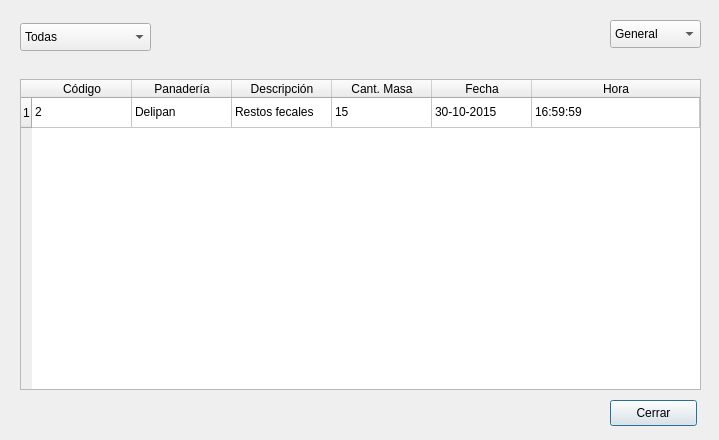
Above: src/ui/ui_forms/logbookdialog.ui from richin13/bollo before the change. Below: the same form after it.
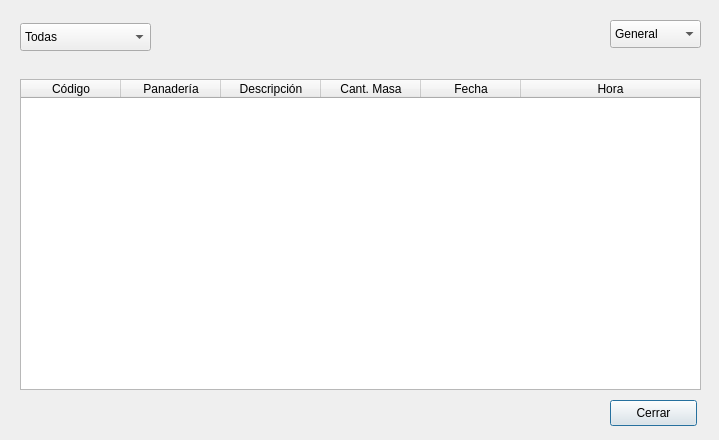
That is the form after the change. The open tabs and pages were chosen to show the change. Icons and pictures are not drawn.

```diff
--- a/src/ui/ui_forms/logbookdialog.ui
+++ b/src/ui/ui_forms/logbookdialog.ui
@@ -229,11 +229,6 @@
      <attribute name="horizontalHeaderStretchLastSection">
       <bool>true</bool>
      </attribute>
-     <row>
-      <property name="text">
-       <string>1</string>
-      </property>
-     </row>
      <column>
       <property name="text">
        <string>Código</string>
@@ -264,36 +259,6 @@
        <string>Hora</string>
       </property>
      </column>
-     <item row="0" column="0">
-      <property name="text">
-       <string>2</string>
-      </property>
-     </item>
-     <item row="0" column="1">
-      <property name="text">
-       <string>Delipan</string>
-      </property>
-     </item>
-     <item row="0" column="2">
-      <property name="text">
-       <string>Restos fecales</string>
-      </property>
-     </item>
-     <item row="0" column="3">
-      <property name="text">
-       <string>15</string>
-      </property>
-     </item>
-     <item row="0" column="4">
-      <property name="text">
-       <string>30-10-2015</string>
-      </property>
-     </item>
-     <item row="0" column="5">
-      <property name="text">
-       <string>16:59:59</string>
-      </property>
-     </item>
     </widget>
    </widget>
   </widget>
```
Left out of the diff: 38 changed lines with no effect on the pictures.
